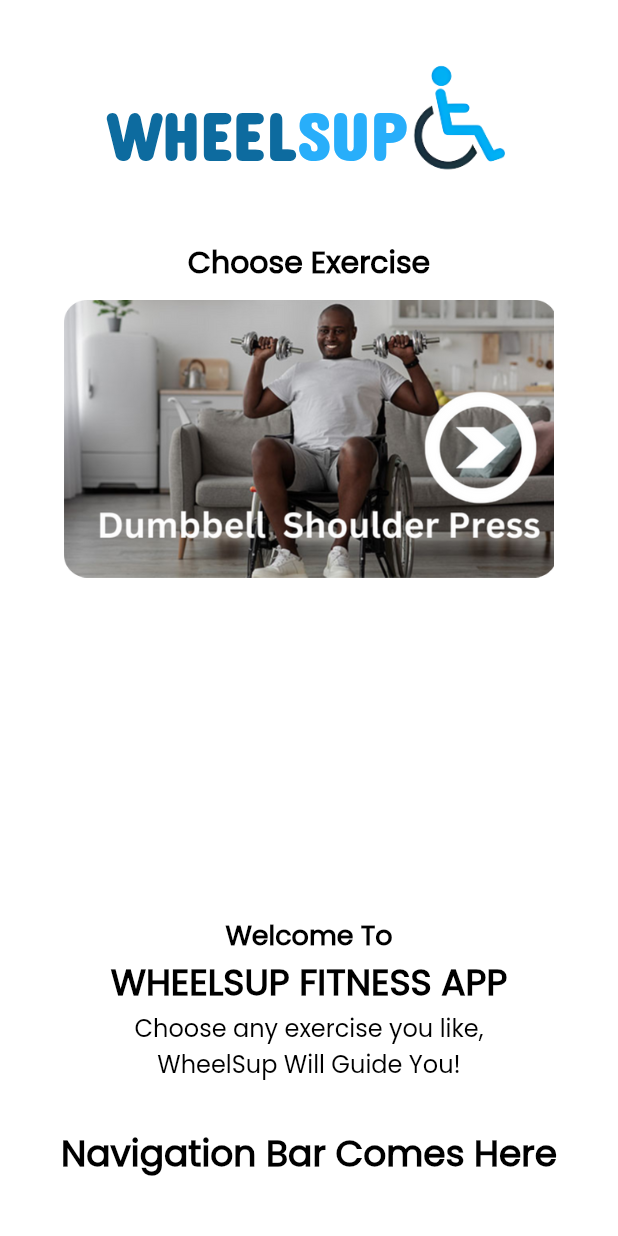
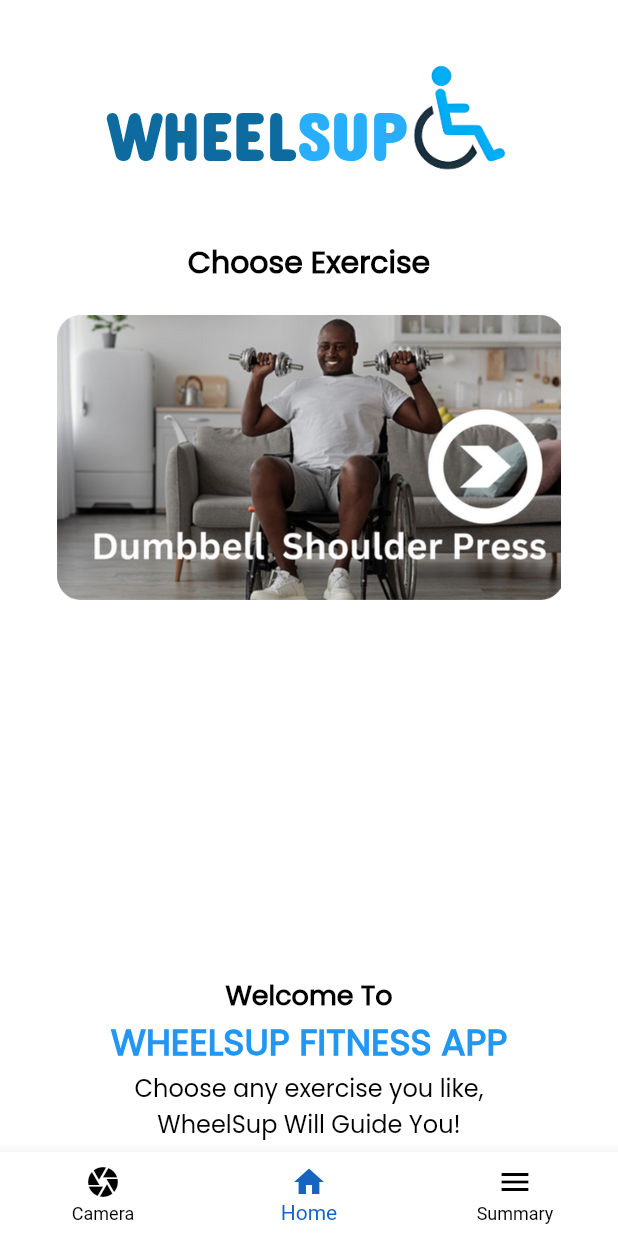
Before and after one commit to MrRevengerX/WheelSup, a Flutter app: the screen it shows after launch, on a phone screen of 412 x 824 dp. Run offline on Flutter 3.47's test engine with Material 2 defaults, Android fonts, the light colour scheme and no system bars; our stand-ins replace device_preview, hexcolor.

Commit message:
Added Bottom Navigation Bar

```diff
--- a/client/WheelSup App/lib/main.dart
+++ b/client/WheelSup App/lib/main.dart
@@ -3,6 +3,7 @@
 
 import 'package:device_preview/device_preview.dart';
 import 'package:janudha/screens/HomePage.dart';
+import 'package:janudha/screens/navbar.dart';
 
 import 'screens/HomePage.dart';
 
@@ -33,7 +34,10 @@
         theme: ThemeData(
           brightness: Brightness.dark,
         ),
-        home: MyHomePage(),
+        // home: MyHomePage(),
+        home: const MyHomePage(),
+
+
     );
   }
 }
--- a/client/WheelSup App/lib/screens/HomePage.dart
+++ b/client/WheelSup App/lib/screens/HomePage.dart
@@ -1,16 +1,45 @@
 import 'package:flutter/material.dart';
 import 'package:hexcolor/hexcolor.dart';
 
+
 class MyHomePage extends StatefulWidget {
+
+  const MyHomePage({super.key});
+
   @override
-  _MyHomePageState createState() => _MyHomePageState();
+  State<MyHomePage> createState() => _MyHomePageState();
 }
 
 class _MyHomePageState extends State<MyHomePage> {
+  int _selectedIndex = 1;
+  static const TextStyle optionStyle =
+  TextStyle(fontSize: 80, fontWeight: FontWeight.bold);
+  static const List<Widget> _widgetOptions = <Widget>[
+    Text(
+      'Index 0: Camera',
+      style: optionStyle,
+    ),
+    Text(
+      'Index 1: Home',
+      style: optionStyle,
+    ),
+    Text(
+      'Index 2: Summary',
+      style: optionStyle,
+    ),
+  ];
+
+  void _onItemTapped(int index) {
+    setState(() {
+      _selectedIndex = index;
+    });
+  }
+
   @override
   Widget build(BuildContext context) {
     return Scaffold(
       body: Container(
+        // color: Colors.blue[50],
         color: Colors.white,
         width: double.infinity,
         height: double.infinity,
@@ -47,6 +76,8 @@
               ],
             ),
 
+
+
             const SizedBox(height:0),
             const Text(
               'Choose Exercise',
@@ -59,9 +90,9 @@
             ),
 
 
-              const SizedBox(height: 10),
+            const SizedBox(height: 20),
+
             InkWell(
-
               //Tried the Clicking effect on Image Icon--------------------
               //Didn't Work------------------------
 
@@ -76,28 +107,28 @@
               //     )
               //   )
               // )
-
               onTap: () {},
               child: Image.asset(
                 "assets/images/blue.png",
-                  height: 185,
+                height: 190,
                 fit: BoxFit.cover,
               ),
             ),
 
-              const SizedBox(height: 20),
+            const SizedBox(height: 30),
+
             InkWell(
               onTap: () {}, // needed
               child: Image.asset(
                 "assets/images/blue1.png",
-                  height: 185,
+                height: 190,
                 fit: BoxFit.cover,
                 color: Colors.transparent,
               ),
 
             ),
 
-              const SizedBox(height: 20),
+            const SizedBox(height: 30),
             const Text(
               'Welcome To',
               style: TextStyle(
@@ -111,7 +142,7 @@
               'WHEELSUP FITNESS APP',
               style: TextStyle(
                   fontSize: 24,
-                    color: Colors.black,
+                  color: Colors.blue,
                   fontWeight: FontWeight.w600,
                   fontFamily: "Poppins"),
             ),
@@ -133,72 +164,12 @@
               ),
               textAlign: TextAlign.center,
             ),
-
-              const SizedBox(height: 30),
-              const Text(
-                'Navigation Bar Comes Here',
-                style: TextStyle(
-                    fontSize: 24,
-                    color: Colors.black,
-                    fontWeight: FontWeight.w600,
-                    fontFamily: "Poppins"),
-              ),
-
-              const SizedBox(height: 20),
-
           ],
         ),
       ),
 
-
-    );
-  }
-
-}
-
-class MyStatefulWidget extends StatefulWidget {
-
-  const MyStatefulWidget({super.key});
-
-  @override
-  State<MyStatefulWidget> createState() => _MyStatefulWidgetState();
-}
-
-class _MyStatefulWidgetState extends State<MyStatefulWidget> {
-  int _selectedIndex = 0;
-  static const TextStyle optionStyle =
-  TextStyle(fontSize: 30, fontWeight: FontWeight.bold);
-  static const List<Widget> _widgetOptions = <Widget>[
-    Text(
-      'Index 0: Camera',
-      style: optionStyle,
-    ),
-    Text(
-      'Index 1: Home',
-      style: optionStyle,
-    ),
-    Text(
-      'Index 2: Summary',
-      style: optionStyle,
-    ),
-  ];
-
-  void _onItemTapped(int index) {
-    setState(() {
-      _selectedIndex = index;
-    });
-  }
-
-  @override
-  Widget build(BuildContext context) {
-    return Scaffold(
-      appBar: AppBar(
-        title: const Text('BottomNavigationBar Sample'),
-      ),
-      body: Center(
-        child: _widgetOptions.elementAt(_selectedIndex),
-      ),
       bottomNavigationBar: BottomNavigationBar(
+        backgroundColor: const Color.fromRGBO(255, 255, 255, 1),
         items: const <BottomNavigationBarItem>[
           BottomNavigationBarItem(
             icon: Icon(Icons.camera),
@@ -214,7 +185,8 @@
           ),
         ],
         currentIndex: _selectedIndex,
-        selectedItemColor: Colors.amber[800],
+        selectedItemColor: Colors.blue[800],
+        unselectedItemColor: Colors.black,
         onTap: _onItemTapped,
       ),
     );
```
Lines whose indentation alone changed are shown as unchanged.
